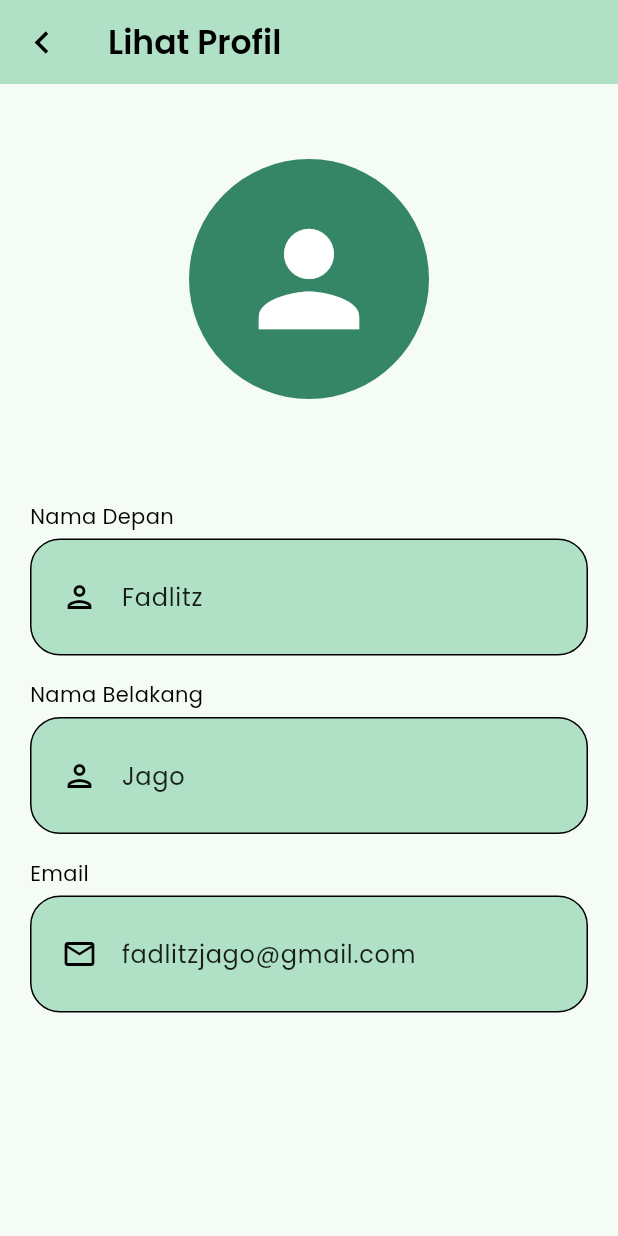
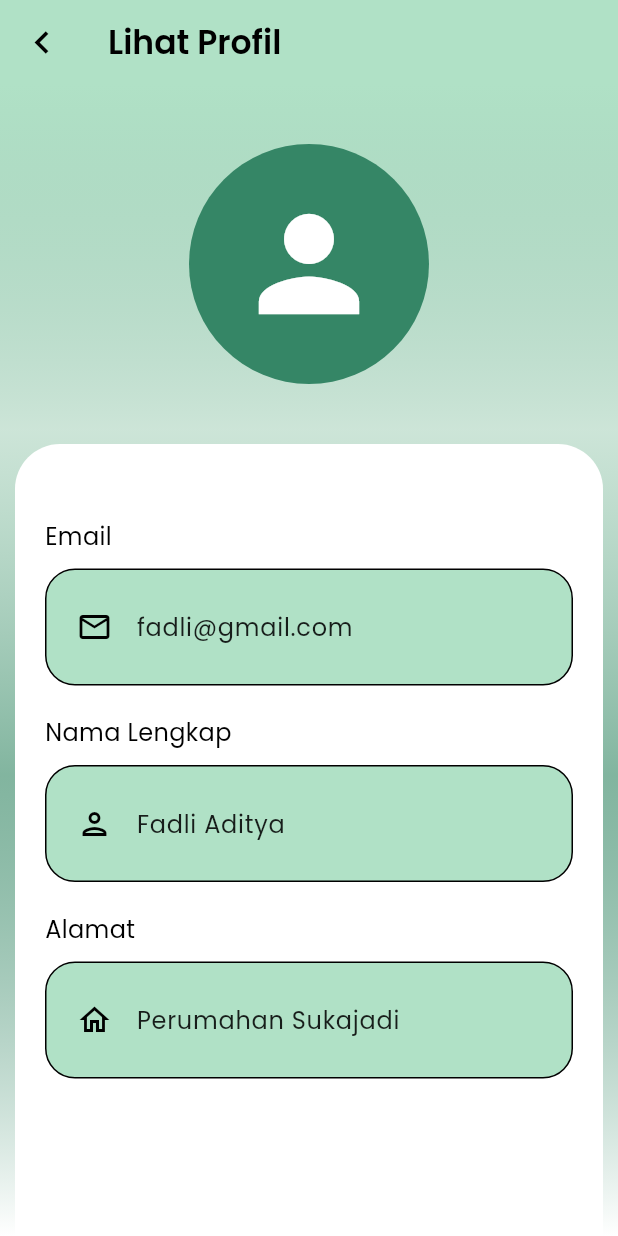
Before and after one commit to fadliaditya06/Geoportal-Mobile, a Flutter app: the ProfilScreen screen opened directly, after a tap on "Lihat Profil", on a phone screen of 412 x 824 dp. Run offline on Flutter 3.47's test engine with Material 3 defaults, Android fonts, the phone set to English and light mode, and no system bars; our stand-ins replace carousel_slider, curved_navigation_bar, google_fonts.

Commit message:
Update Feat: Changes frontend on some page 1. Lihat Profil Screen 2. Profil Screen 3. Ubah Kata Sandi Screen 4. Ubah Profil Screen

```diff
--- a/lib/screens/profil/lihat_profil_screen.dart
+++ b/lib/screens/profil/lihat_profil_screen.dart
@@ -16,66 +16,109 @@ class LihatProfilScreen extends StatelessWidget {
         title: const Text(
           "Lihat Profil",
           style: TextStyle(fontWeight: FontWeight.w600, color: Colors.black),
-          textAlign: TextAlign.left,
         ),
         backgroundColor: const Color(0xFFB0E1C6),
         elevation: 0,
       ),
-      body: SingleChildScrollView(
+      body: Container(
+        decoration: BoxDecoration(
+          // Gradien Background
+          gradient: LinearGradient(
+            begin: Alignment.topCenter,
+            end: Alignment.bottomCenter,
+            stops: const [0.0, 0.3, 0.6, 1.0],
+            colors: [
+              const Color(0xFFB0E1C6),
+              const Color(0xFF72B396).withOpacity(0.31),
+              const Color(0xFF358666).withOpacity(0.60),
+              const Color(0xFFFFFFFF).withOpacity(0.98),
+            ],
+          ),
+        ),
+        child: SafeArea(
           child: Column(
-          crossAxisAlignment: CrossAxisAlignment.start,
             children: [
-            // Bagian Header Profil
+              // Ikon Profil
               Container(
-              padding: const EdgeInsets.symmetric(vertical: 50, horizontal: 20),
-              width: double.infinity,
-              child: const Column(
-                crossAxisAlignment: CrossAxisAlignment.center,
-                children: [
-                  CircleAvatar(
+                padding: const EdgeInsets.only(top: 40, bottom: 40),
+                child: const CircleAvatar(
                   radius: 80,
                   backgroundColor: Color(0xFF358666),
                   child: Icon(Icons.person, size: 100, color: Colors.white),
                 ),
+              ),
+              // Box Container Profil
+              Expanded(
+                child: Container(
+                  margin: const EdgeInsets.symmetric(horizontal: 10.0),
+                  width: double.infinity,
+                  padding: const EdgeInsets.only(top: 40, left: 20, right: 20),
+                  decoration: const BoxDecoration(
+                    color: Colors.white,
+                    borderRadius:
+                        BorderRadius.vertical(top: Radius.circular(30)),
+                  ),
+                  child: const SingleChildScrollView(
+                    child: Column(
+                      crossAxisAlignment: CrossAxisAlignment.start,
+                      children: [
+                        _ProfilItem(
+                          label: "Email",
+                          value: "fadli@gmail.com",
+                          icon: Icons.email_outlined,
+                        ),
+                        _ProfilItem(
+                          label: "Nama Lengkap",
+                          value: "Fadli Aditya",
+                          icon: Icons.person_outlined,
+                        ),
+                        _ProfilItem(
+                          label: "Alamat",
+                          value: "Perumahan Sukajadi",
+                          icon: Icons.home_outlined,
+                        ),
+                        SizedBox(height: 20),
                       ],
                     ),
                   ),
-            const SizedBox(height: 10),
-            // Bagian Informasi Profil
-            Padding(
-              padding: const EdgeInsets.symmetric(horizontal: 20),
-              child: Column(
-                crossAxisAlignment: CrossAxisAlignment.start,
-                children: [
-                  _buildProfilSection("Nama Depan", "Fadlitz", Icons.person_outlined),
-                  _buildProfilSection("Nama Belakang", "Jago", Icons.person_outlined),
-                  _buildProfilSection("Email", "fadlitzjago@gmail.com", Icons.email_outlined),
+                ),
+              ),
             ],
           ),
-            ),
-            const SizedBox(height: 30),
-          ],
         ),
       ),
     );
   }
+}
 
-  // Widget untuk menampilkan informasi profil dengan judul di atas
-  Widget _buildProfilSection(String title, String value, IconData icon) {
+// Fungsi untuk menampilkan konten profil
+class _ProfilItem extends StatelessWidget {
+  final String label;
+  final String value;
+  final IconData icon;
+
+  const _ProfilItem({
+    required this.label,
+    required this.value,
+    required this.icon,
+  });
+
+  @override
+  Widget build(BuildContext context) {
     return Padding(
-      padding: const EdgeInsets.symmetric(vertical: 8),
+      padding: const EdgeInsets.symmetric(vertical: 10),
       child: Column(
         crossAxisAlignment: CrossAxisAlignment.start,
         children: [
           Text(
-            title,
+            label,
             style: const TextStyle(
-              fontSize: 14,
+              fontSize: 16,
               fontWeight: FontWeight.w400,
               color: Colors.black,
             ),
           ),
-          const SizedBox(height: 5),
+          const SizedBox(height: 10),
           Container(
             decoration: BoxDecoration(
               color: const Color(0xFFB0E1C6),
@@ -83,7 +126,10 @@ class LihatProfilScreen extends StatelessWidget {
               border: Border.all(color: Colors.black, width: 1),
             ),
             child: ListTile(
-              contentPadding: const EdgeInsets.symmetric(vertical: 10, horizontal: 20),
+              contentPadding: const EdgeInsets.symmetric(
+                vertical: 10,
+                horizontal: 20,
+              ),
               leading: Icon(icon, color: Colors.black),
               title: Text(
                 value,
--- a/lib/screens/profil/profil_screen.dart
+++ b/lib/screens/profil/profil_screen.dart
@@ -1,10 +1,9 @@
 import 'package:flutter/material.dart';
 import 'package:geoportal_mobile/screens/auth/login_screen.dart';
 import 'package:geoportal_mobile/screens/profil/lihat_profil_screen.dart';
+import 'package:geoportal_mobile/screens/profil/syarat_dan_ketentuan_screen.dart';
 import 'package:geoportal_mobile/screens/profil/ubah_kata_sandi_screen.dart';
 import 'package:geoportal_mobile/screens/profil/ubah_profil_screen.dart';
-// import 'package:geoportal_mobile/screens/profil/ubah_profil_screen.dart';
-// import 'package:geoportal_mobile/screens/profil/ubah_password_screen.dart';
 
 class ProfilScreen extends StatelessWidget {
   const ProfilScreen({super.key});
@@ -21,17 +20,33 @@ class ProfilScreen extends StatelessWidget {
         elevation: 0,
         automaticallyImplyLeading: false,
       ),
-      body: SingleChildScrollView(
+      body: Container(
+        decoration: BoxDecoration(
+          // Gradien Background
+          gradient: LinearGradient(
+            begin: Alignment.topCenter,
+            end: Alignment.bottomCenter,
+            stops: const [0.0, 0.3, 0.6, 1.0],
+            colors: [
+              const Color(0xFFFFFFFF),
+              const Color(0xFF72B396).withOpacity(0.15),
+              const Color(0xFF358666).withOpacity(0.60),
+              const Color(0xFFFFFFFF).withOpacity(0.98),
+            ],
+          ),
+        ),
+        // Header Profil
+        child: SingleChildScrollView(
           child: Column(
             children: [
-            // Header Profil
               Container(
-              padding: const EdgeInsets.symmetric(vertical: 50, horizontal: 20),
+                padding:
+                    const EdgeInsets.symmetric(vertical: 20, horizontal: 20),
                 width: double.infinity,
                 decoration: const BoxDecoration(
                   color: Color(0xFFB0E1C6),
                   borderRadius:
-                    BorderRadius.vertical(bottom: Radius.circular(50)),
+                      BorderRadius.vertical(bottom: Radius.circular(70)),
                 ),
                 child: const Column(
                   crossAxisAlignment: CrossAxisAlignment.center,
@@ -41,14 +56,32 @@ class ProfilScreen extends StatelessWidget {
                       backgroundColor: Color(0xFF358666),
                       child: Icon(Icons.person, size: 100, color: Colors.white),
                     ),
+                    SizedBox(height: 20),
+                    Center(
+                      child: Text(
+                        "Fadli Aditya",
+                        style: TextStyle(
+                          fontSize: 20,
+                          fontWeight: FontWeight.bold,
+                          color: Colors.black,
+                        ),
+                      ),
+                    ),
                   ],
                 ),
               ),
               const SizedBox(height: 30),
-            // Informasi Profil
-            Padding(
-              padding: const EdgeInsets.symmetric(horizontal: 20),
+              // Box Container Profil
+              Container(
+                margin: const EdgeInsets.symmetric(horizontal: 10.0),
+                padding: const EdgeInsets.symmetric(
+                    horizontal: 20.0, vertical: 20.0),
+                decoration: BoxDecoration(
+                  color: Colors.white,
+                  borderRadius: BorderRadius.circular(30),
+                ),
                 child: Column(
+                  mainAxisSize: MainAxisSize.min,
                   children: [
                     _buildProfilMenu(
                       icon: Icons.person_outlined,
@@ -59,7 +92,8 @@ class ProfilScreen extends StatelessWidget {
                     _buildProfilMenu(
                       icon: Icons.edit_outlined,
                       title: "Ubah Profil",
-                    onTap: () => _navigateTo(context, const UbahProfilScreen()),
+                      onTap: () =>
+                          _navigateTo(context, const UbahProfilScreen()),
                     ),
                     _buildProfilMenu(
                       icon: Icons.lock_outline,
@@ -67,15 +101,16 @@ class ProfilScreen extends StatelessWidget {
                       onTap: () =>
                           _navigateTo(context, const UbahKataSandiScreen()),
                     ),
-                ],
-              ),
+                    _buildProfilMenu(
+                      icon: Icons.info_outline,
+                      title: "Syarat & Ketentuan",
+                      onTap: () => _navigateTo(
+                          context, const SyaratdanKetentuanScreen()),
                     ),
                     const SizedBox(height: 30),
                     // Tombol Logout
                     SizedBox(
-              width: 250,
-              child: Padding(
-                padding: const EdgeInsets.symmetric(horizontal: 50.0),
+                      width: 150,
                       child: ElevatedButton.icon(
                         style: ElevatedButton.styleFrom(
                           backgroundColor: const Color(0xFF358666),
@@ -84,17 +119,15 @@ class ProfilScreen extends StatelessWidget {
                             borderRadius: BorderRadius.circular(40),
                           ),
                         ),
-                  // Navigator ke halaman login
                         onPressed: () {
-                    Navigator.push(
+                          Navigator.pushReplacement(
                             context,
                             MaterialPageRoute(
                               builder: (context) => const LoginScreen(),
                             ),
                           );
                         },
-                  icon: const Icon(Icons.logout,
-                      color: Colors.white),
+                        icon: const Icon(Icons.logout, color: Colors.white),
                         label: const Text(
                           'Logout',
                           style: TextStyle(
@@ -105,15 +138,19 @@ class ProfilScreen extends StatelessWidget {
                         ),
                       ),
                     ),
+                  ],
+                ),
               ),
               const SizedBox(height: 30),
             ],
           ),
         ),
+      ),
     );
   }
-  // Widget untuk menampilkan menu profil dengan navigasi
-  Widget _buildProfilMenu({
+
+  // Widget untuk menampilkan menu profil
+  static Widget _buildProfilMenu({
     required IconData icon,
     required String title,
     required VoidCallback onTap,
@@ -140,7 +177,8 @@ class ProfilScreen extends StatelessWidget {
       ),
     );
   }
-  // Fungsi untuk navigasi ke layar lain
+
+  // Method untuk navigasi ke halaman lain
   void _navigateTo(BuildContext context, Widget screen) {
     Navigator.push(
       context,
```
Also changed, not shown: lib/screens/profil/ubah_kata_sandi_screen.dart (+53 -23 lines), lib/screens/profil/ubah_profil_screen.dart (+55 -29 lines). Lines whose indentation alone changed are shown as unchanged.
